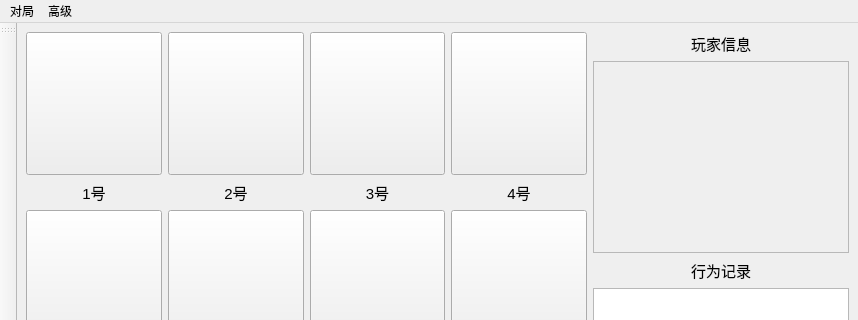
First picture: the form in gui/main_window.ui, repository Remalloc/werewolf, before the edit; both pictures show x 0 to 858 and y 0 to 320 of the 858 by 590 pixel window.
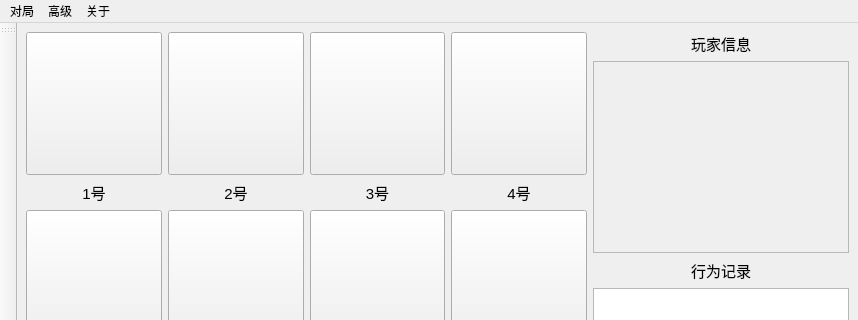
Second picture: the form after the edit. Icons and pictures are not drawn.

Commit message: [modify] add about_info

```diff
--- a/gui/main_window.ui
+++ b/gui/main_window.ui
@@ -607,10 +607,18 @@
      <string>高级</string>
     </property>
     <addaction name="setDefault"/>
-    <addaction name="actionClean"/>
+    <addaction name="cleanMode"/>
+   </widget>
+   <widget class="QMenu" name="menu_2">
+    <property name="title">
+     <string>关于</string>
+    </property>
+    <addaction name="contactAuthor"/>
+    <addaction name="softwareInfo"/>
    </widget>
    <addaction name="menuGame"/>
    <addaction name="menu"/>
+   <addaction name="menu_2"/>
   </widget>
   <widget class="QStatusBar" name="statusbar"/>
   <widget class="QToolBar" name="toolBar">
```
Left out of the diff: 12 changed lines with no effect on the pictures. The commit also changes 1 other file.
